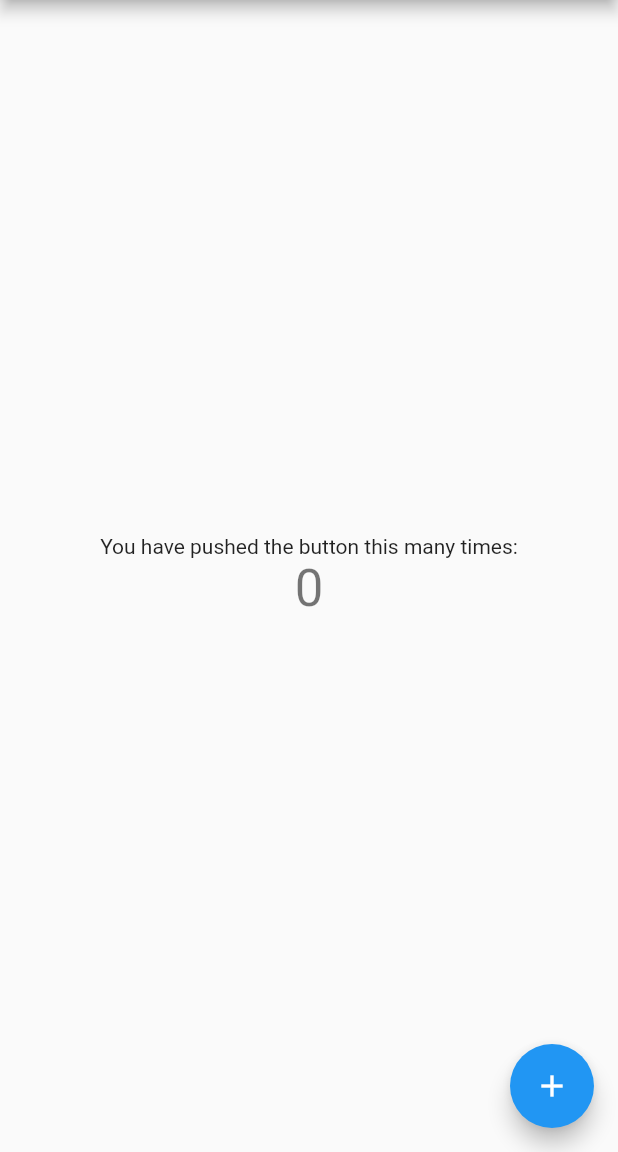
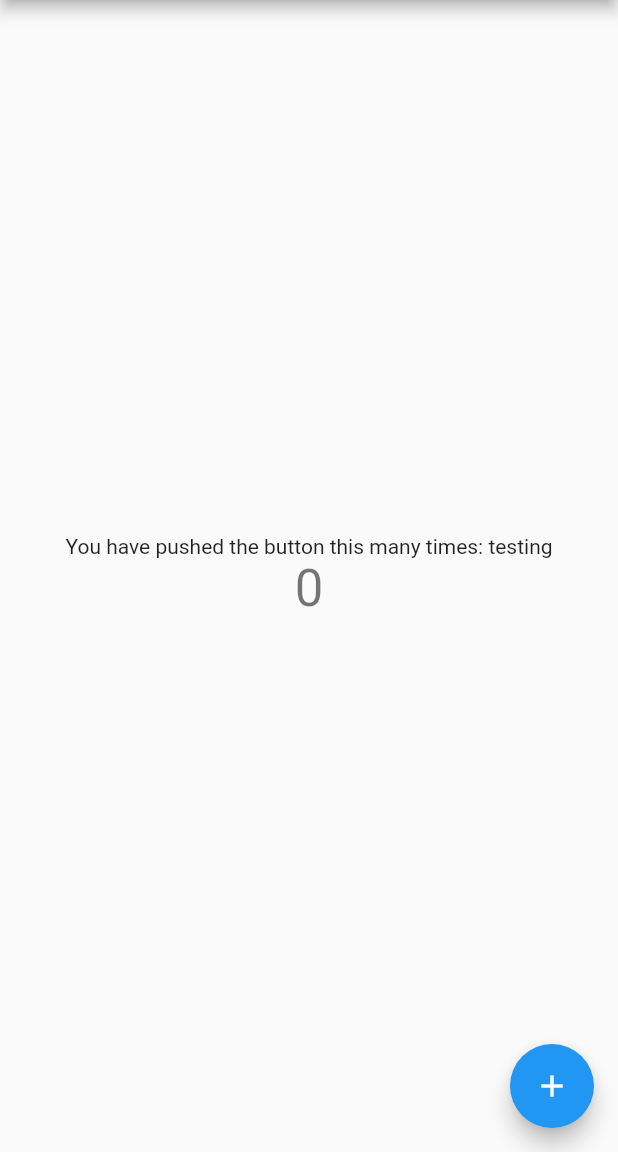
Before and after one commit to syntax-error35/technician_data_check, a Flutter app: the screen it shows after launch, on a phone screen of 412 x 824 dp, the part 84-1236 px from its top. Run offline on Flutter 3.47's test engine with Material 2 defaults, Android fonts, the phone set to English and light mode, and no system bars.

Commit message:
[update] issue resoled

```diff
--- a/lib/main.dart
+++ b/lib/main.dart
@@ -96,7 +96,7 @@ class _MyHomePageState extends State<MyHomePage> {
           mainAxisAlignment: MainAxisAlignment.center,
           children: <Widget>[
             const Text(
-              'You have pushed the button this many times:',
+              'You have pushed the button this many times: testing',
             ),
             Text(
               '$_counter',
```
